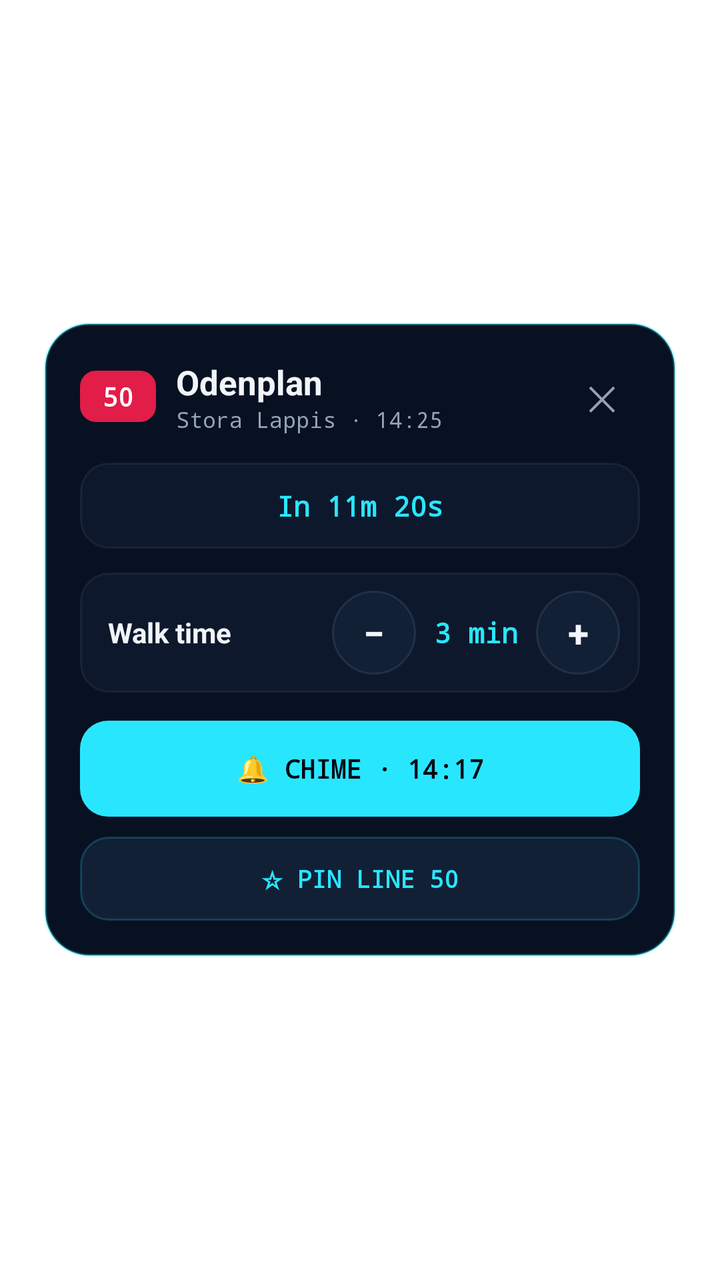
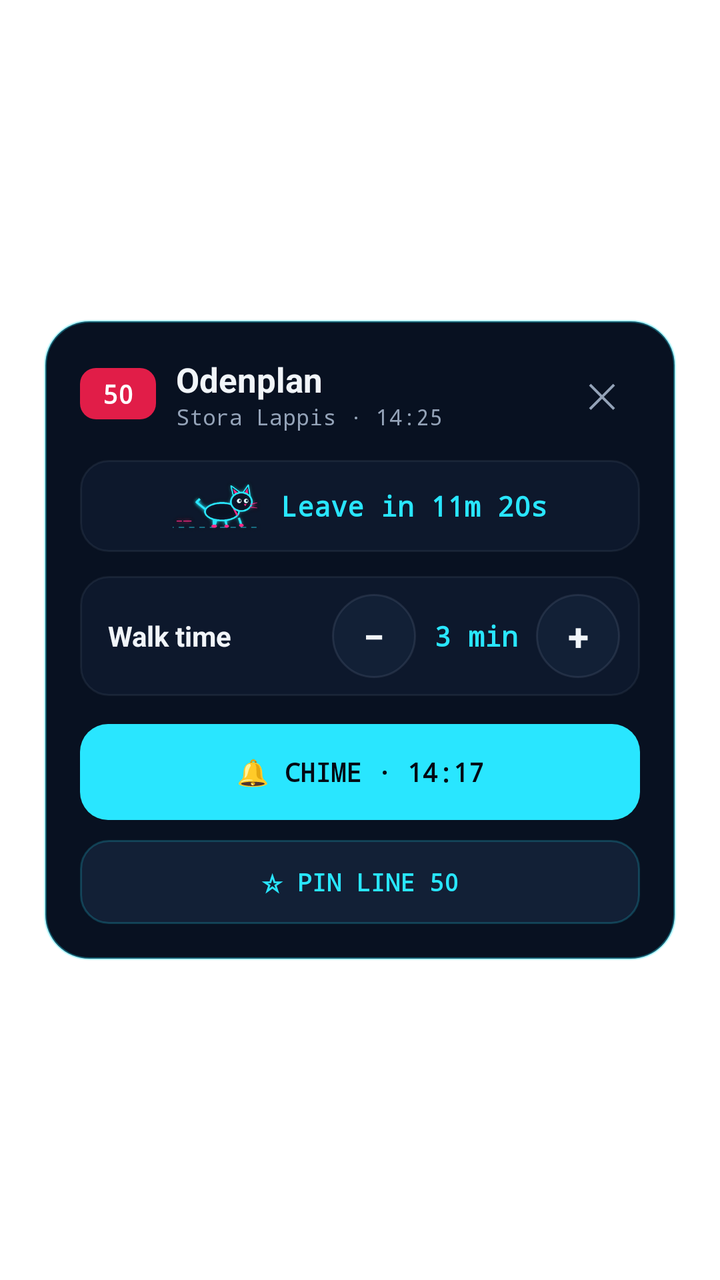

An Android layout rendered at two revisions. The XML below is the earlier revision; the diff shows what the commit changed to produce the second picture.
<!-- AndroidManifest.xml: activity theme Theme.TRadar.Dialog -->
<!-- res/layout/activity_departure_reminder.xml -->
<?xml version="1.0" encoding="utf-8"?>
<FrameLayout xmlns:android="http://schemas.android.com/apk/res/android"
    android:id="@+id/reminder_backdrop"
    android:layout_width="match_parent"
    android:layout_height="match_parent"
    android:background="@android:color/transparent"
    android:padding="22dp">

    <LinearLayout
        android:layout_width="match_parent"
        android:layout_height="wrap_content"
        android:layout_gravity="center"
        android:background="@drawable/dialog_card_bg"
        android:clickable="true"
        android:focusable="true"
        android:orientation="vertical"
        android:padding="18dp">

        <LinearLayout
            android:layout_width="match_parent"
            android:layout_height="wrap_content"
            android:gravity="center_vertical"
            android:orientation="horizontal">

            <TextView
                android:id="@+id/rem_badge"
                android:layout_width="wrap_content"
                android:layout_height="wrap_content"
                android:background="@drawable/badge_red"
                android:fontFamily="monospace"
                android:gravity="center"
                android:minWidth="38dp"
                android:paddingStart="8dp"
                android:paddingTop="4dp"
                android:paddingEnd="8dp"
                android:paddingBottom="4dp"
                android:text="50"
                android:textColor="#FFFFFF"
                android:textSize="13sp"
                android:textStyle="bold" />

            <LinearLayout
                android:layout_width="0dp"
                android:layout_height="wrap_content"
                android:layout_marginStart="10dp"
                android:layout_weight="1"
                android:orientation="vertical">

                <TextView
                    android:id="@+id/rem_dest"
                    android:layout_width="match_parent"
                    android:layout_height="wrap_content"
                    android:ellipsize="end"
                    android:maxLines="1"
                    android:text="Odenplan"
                    android:textColor="@color/text_primary"
                    android:textSize="17sp"
                    android:textStyle="bold" />

                <TextView
                    android:id="@+id/rem_meta"
                    android:layout_width="match_parent"
                    android:layout_height="wrap_content"
                    android:fontFamily="monospace"
                    android:text="Stora Lappis · 14:25"
                    android:textColor="@color/text_secondary"
                    android:textSize="11sp" />
            </LinearLayout>

            <TextView
                android:id="@+id/rem_close"
                android:layout_width="38dp"
                android:layout_height="38dp"
                android:gravity="center"
                android:text="✕"
                android:textColor="@color/text_secondary"
                android:textSize="17sp" />
        </LinearLayout>

        <TextView
            android:id="@+id/rem_countdown_banner"
            android:layout_width="match_parent"
            android:layout_height="wrap_content"
            android:layout_marginTop="14dp"
            android:background="@drawable/app_row_bg"
            android:fontFamily="monospace"
            android:gravity="center"
            android:padding="12dp"
            android:text="In 11m 20s"
            android:textColor="@color/cyan_accent"
            android:textSize="14sp"
            android:textStyle="bold" />

        <LinearLayout
            android:layout_width="match_parent"
            android:layout_height="wrap_content"
            android:layout_marginTop="12dp"
            android:background="@drawable/app_row_bg"
            android:gravity="center_vertical"
            android:orientation="horizontal"
            android:paddingStart="14dp"
            android:paddingTop="9dp"
            android:paddingEnd="10dp"
            android:paddingBottom="9dp">

            <TextView
                android:layout_width="0dp"
                android:layout_height="wrap_content"
                android:layout_weight="1"
                android:text="Walk time"
                android:textColor="@color/text_primary"
                android:textSize="14sp"
                android:textStyle="bold" />

            <TextView
                android:id="@+id/rem_walk_minus"
                android:layout_width="42dp"
                android:layout_height="42dp"
                android:background="@drawable/chip_idle"
                android:gravity="center"
                android:text="−"
                android:textColor="@color/text_primary"
                android:textSize="19sp"
                android:textStyle="bold" />

            <TextView
                android:id="@+id/rem_walk_value"
                android:layout_width="60dp"
                android:layout_height="wrap_content"
                android:fontFamily="monospace"
                android:gravity="center"
                android:text="3 min"
                android:textColor="@color/cyan_accent"
                android:textSize="14sp"
                android:textStyle="bold" />

            <TextView
                android:id="@+id/rem_walk_plus"
                android:layout_width="42dp"
                android:layout_height="42dp"
                android:background="@drawable/chip_idle"
                android:gravity="center"
                android:text="+"
                android:textColor="@color/text_primary"
                android:textSize="19sp"
                android:textStyle="bold" />
        </LinearLayout>

        <TextView
            android:id="@+id/rem_btn_set_timer"
            android:layout_width="match_parent"
            android:layout_height="48dp"
            android:layout_marginTop="14dp"
            android:background="@drawable/btn_primary_bg"
            android:fontFamily="monospace"
            android:gravity="center"
            android:text="🔔 CHIME · 14:17"
            android:textColor="@color/bg_dark"
            android:textSize="13sp"
            android:textStyle="bold" />

        <TextView
            android:id="@+id/rem_btn_pin_line"
            android:layout_width="match_parent"
            android:layout_height="42dp"
            android:layout_marginTop="10dp"
            android:background="@drawable/btn_secondary_bg"
            android:fontFamily="monospace"
            android:gravity="center"
            android:text="☆ PIN LINE 50"
            android:textColor="@color/cyan_accent"
            android:textSize="12sp"
            android:textStyle="bold" />
    </LinearLayout>

</FrameLayout>
<!-- resources referenced by this layout -->
<resources>
  <color name="bg_dark">#040914</color>
  <color name="cyan_accent">#29E6FF</color>
  <color name="text_primary">#F1F5F9</color>
  <color name="text_secondary">#94A3B8</color>
  <!-- drawable app_row_bg (drawable) -->
  <?xml version="1.0" encoding="utf-8"?>
  <shape xmlns:android="http://schemas.android.com/apk/res/android"
      android:shape="rectangle">
      <solid android:color="#0D182C" />
      <stroke android:width="1dp" android:color="#1A94A3B8" />
      <corners android:radius="14dp" />
  </shape>
  <!-- drawable badge_red (drawable) -->
  <?xml version="1.0" encoding="utf-8"?>
  <shape xmlns:android="http://schemas.android.com/apk/res/android"
      android:shape="rectangle">
      <solid android:color="#E11D48" />
      <corners android:radius="8dp" />
  </shape>
  <!-- drawable btn_primary_bg (drawable) -->
  <?xml version="1.0" encoding="utf-8"?>
  <shape xmlns:android="http://schemas.android.com/apk/res/android"
      android:shape="rectangle">
      <solid android:color="#29E6FF" />
      <corners android:radius="14dp" />
  </shape>
  <!-- drawable btn_secondary_bg (drawable) -->
  <?xml version="1.0" encoding="utf-8"?>
  <shape xmlns:android="http://schemas.android.com/apk/res/android"
      android:shape="rectangle">
      <solid android:color="#122036" />
      <stroke android:width="1dp" android:color="#3329E6FF" />
      <corners android:radius="14dp" />
  </shape>
  <!-- drawable chip_idle (drawable) -->
  <?xml version="1.0" encoding="utf-8"?>
  <shape xmlns:android="http://schemas.android.com/apk/res/android"
      android:shape="rectangle">
      <solid android:color="#122036" />
      <stroke android:width="1dp" android:color="#2694A3B8" />
      <corners android:radius="999dp" />
  </shape>
  <!-- drawable dialog_card_bg (drawable) -->
  <?xml version="1.0" encoding="utf-8"?>
  <shape xmlns:android="http://schemas.android.com/apk/res/android"
      android:shape="rectangle">
      <solid android:color="#081121" />
      <stroke android:width="1.2dp" android:color="#5529E6FF" />
      <corners android:radius="22dp" />
  </shape>
  <style name="Theme.TRadar.Dialog" parent="Theme.AppCompat.DayNight.NoActionBar">
          <item name="colorAccent">@color/cyan_accent</item>
          <item name="android:windowIsTranslucent">true</item>
          <item name="android:windowBackground">@android:color/transparent</item>
          <item name="android:backgroundDimEnabled">true</item>
          <item name="android:backgroundDimAmount">0.55</item>
          <item name="android:windowAnimationStyle">@android:style/Animation.Dialog</item>
      </style>
</resources>

<!-- the commit's change to res/layout/activity_departure_reminder.xml (unified diff, before → after) -->
@@ -77,19 +77,35 @@
                 android:textSize="17sp" />
         </LinearLayout>
 
-        <TextView
-            android:id="@+id/rem_countdown_banner"
+        <LinearLayout
             android:layout_width="match_parent"
             android:layout_height="wrap_content"
             android:layout_marginTop="14dp"
             android:background="@drawable/app_row_bg"
-            android:fontFamily="monospace"
             android:gravity="center"
-            android:padding="12dp"
-            android:text="In 11m 20s"
-            android:textColor="@color/cyan_accent"
-            android:textSize="14sp"
-            android:textStyle="bold" />
+            android:orientation="horizontal"
+            android:padding="10dp">
+
+            <ImageView
+                android:id="@+id/rem_hurry_cat"
+                android:layout_width="44dp"
+                android:layout_height="26dp"
+                android:layout_marginEnd="10dp"
+                android:contentDescription="@null"
+                android:scaleType="fitCenter"
+                android:src="@drawable/cat_hurry_small" />
+
+            <TextView
+                android:id="@+id/rem_countdown_banner"
+                android:layout_width="wrap_content"
+                android:layout_height="wrap_content"
+                android:fontFamily="monospace"
+                android:gravity="center"
+                android:text="Leave in 11m 20s"
+                android:textColor="@color/cyan_accent"
+                android:textSize="14sp"
+                android:textStyle="bold" />
+        </LinearLayout>
 
         <LinearLayout
             android:layout_width="match_parent"
<!-- resource entries referenced after the edit -->
@@ -34,6 +34,7 @@
       <stroke android:width="1dp" android:color="#3329E6FF" />
       <corners android:radius="14dp" />
   </shape>
+  <!-- drawable cat_hurry_small: png bitmap (drawable-nodpi, 34323 bytes) -->
   <!-- drawable chip_idle (drawable) -->
   <?xml version="1.0" encoding="utf-8"?>
   <shape xmlns:android="http://schemas.android.com/apk/res/android"
